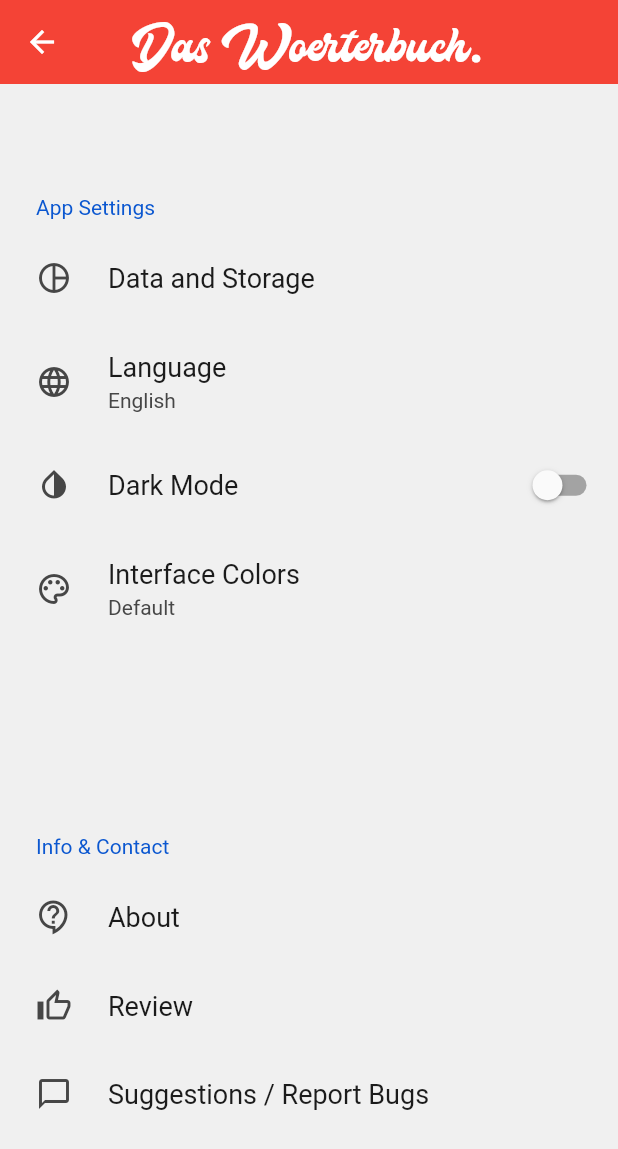
After one commit to OMARIHAMZA/uebersetzer-flutter, a Flutter app: the SettingsScreen screen opened directly, on a phone screen of 412 x 824 dp. The commit adds this screen. Shown: the top 1149 px of the screen. Run offline on Flutter 3.47's test engine with Material 2 defaults, Android fonts, the phone set to English and light mode, and no system bars; drawn by our look-alikes of settings_ui; our stand-ins replace bloc, dartz, data_connection_checker, equatable, flutter_bloc, get_it and 1 more; missing offline and left inert: string_similarity; accounts and stored records are empty.

Commit message:
settings screen skeleton

```diff
--- a/lib/core/navigation/tab_navigator.dart
+++ b/lib/core/navigation/tab_navigator.dart
@@ -2,6 +2,7 @@ import 'package:flutter/material.dart';
 import 'package:uebersetzer/features/favorites/presentation/screens/FavoritesScreen.dart';
 import 'package:uebersetzer/features/history/presentation/screens/search_history_screen.dart';
 import 'package:uebersetzer/features/search/presentation/screens/search_screen.dart';
+import 'package:uebersetzer/features/settings/presentation/screen/settings_screen.dart';
 
 import 'app_flow.dart';
 
@@ -28,7 +29,7 @@ class TabNavigator extends StatelessWidget {
               return SearchHistoryScreen();
 
             case ScreenId.SETTINGS_SCREEN:
-              return SearchScreen();
+              return SettingsScreen();
           }
           return SearchScreen();
         },
--- /dev/null
+++ b/lib/features/settings/presentation/screen/settings_screen.dart
@@ -0,0 +1,81 @@
+import 'package:flutter/material.dart';
+import 'package:settings_ui/settings_ui.dart';
+import 'package:uebersetzer/core/widgets/my_app_bar_widget.dart';
+
+class SettingsScreen extends StatefulWidget {
+  @override
+  _SettingsScreenState createState() => _SettingsScreenState();
+}
+
+class _SettingsScreenState extends State<SettingsScreen> {
+  @override
+  Widget build(BuildContext context) {
+    return Scaffold(
+      appBar: MyAppBar(),
+      body: SettingsList(
+        lightBackgroundColor: Theme.of(context).canvasColor,
+        sections: [
+          // Padding Section
+          EmptySection(),
+          SettingsSection(
+            title: 'App Settings',
+            tiles: [
+              SettingsTile(
+                title: 'Data and Storage',
+                leading: Icon(Icons.pie_chart_outline_outlined),
+                onPressed: (BuildContext context) {},
+              ),
+
+              SettingsTile(
+                title: 'Language',
+                subtitle: 'English',
+                leading: Icon(Icons.language),
+                onPressed: (BuildContext context) {},
+              ),
+
+              SettingsTile.switchTile(
+                title: 'Dark Mode',
+                switchValue: false,
+                leading: Icon(Icons.invert_colors_on),
+                onToggle: (value) {},
+              ),
+
+              SettingsTile(
+                title: 'Interface Colors',
+                subtitle: 'Default',
+                leading: Icon(Icons.color_lens_outlined),
+                onPressed: (BuildContext context) {},
+              ),
+            ],
+          ),
+          EmptySection(),
+          EmptySection(),
+          SettingsSection(
+            title: 'Info & Contact',
+            tiles: [
+              SettingsTile(
+                title: 'About',
+                leading: Icon(Icons.contact_support_outlined),
+                onPressed: (BuildContext context) {},
+              ),
+              SettingsTile(
+                title: 'Review',
+                leading: Icon(Icons.thumb_up_alt_outlined),
+                onPressed: (BuildContext context) {},
+              ),
+              SettingsTile(
+                title: 'Suggestions / Report Bugs',
+                leading: Icon(Icons.chat_bubble_outline),
+                onPressed: (BuildContext context) {},
+              ),
+            ],
+          ),
+        ],
+      ),
+    );
+  }
+}
+
+class EmptySection extends SettingsSection {
+  EmptySection() : super(title: '', tiles: []);
+}
--- a/pubspec.yaml
+++ b/pubspec.yaml
@@ -43,6 +43,7 @@ dependencies:
   sqflite: ^1.3.0
   path_provider: ^1.5.1
   string_similarity: ^1.1.0
+  settings_ui: ^0.6.0
 
 
 dev_dependencies:
```
Also changed, not shown: pubspec.lock.
